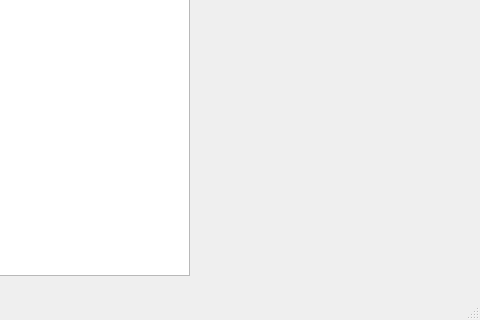
This is Gui/game1.ui in Xuyanche/Thunder as Qt 5 draws it before an edit; both pictures show x 101 to 581 and y 135 to 455 of the 581 by 455 pixel window. The edited form follows.
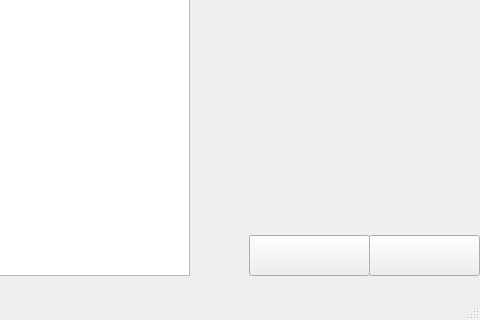
This is the edited form.

Patch:
```diff
--- a/Gui/game1.ui
+++ b/Gui/game1.ui
@@ -49,6 +49,32 @@
      </rect>
     </property>
    </widget>
+   <widget class="QPushButton" name="backbutton">
+    <property name="geometry">
+     <rect>
+      <x>470</x>
+      <y>370</y>
+      <width>111</width>
+      <height>41</height>
+     </rect>
+    </property>
+    <property name="text">
+     <string/>
+    </property>
+   </widget>
+   <widget class="QPushButton" name="nextbutton">
+    <property name="geometry">
+     <rect>
+      <x>350</x>
+      <y>370</y>
+      <width>121</width>
+      <height>41</height>
+     </rect>
+    </property>
+    <property name="text">
+     <string/>
+    </property>
+   </widget>
   </widget>
   <widget class="QMenuBar" name="menubar">
    <property name="geometry">
```
